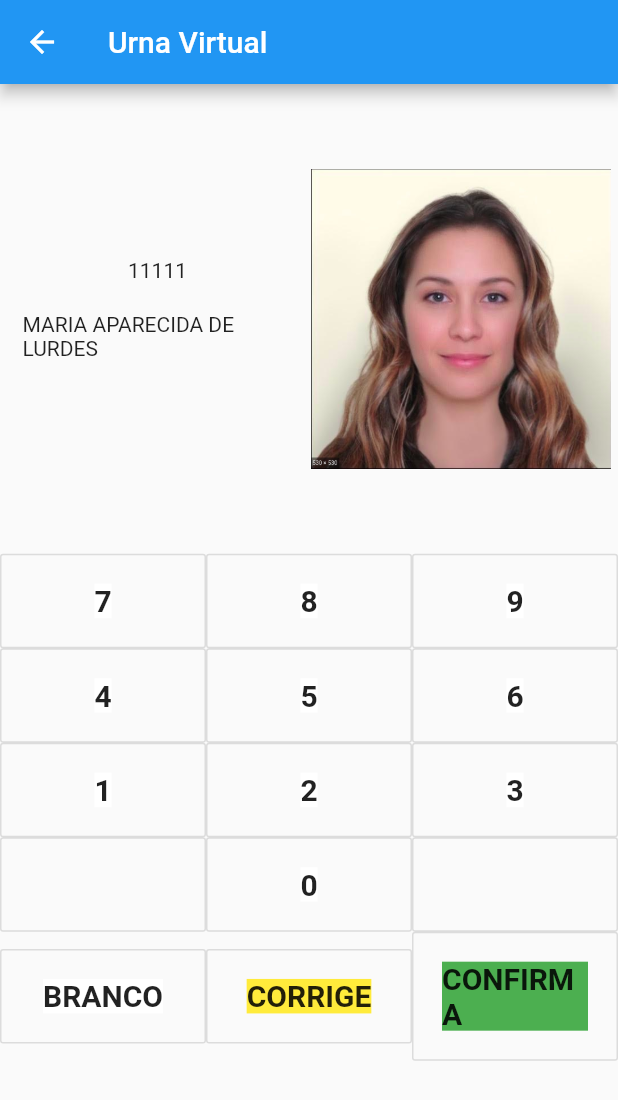
After one commit to mfkpfurlan/urna-mobile, a Flutter app: the VotePage screen opened directly, on a phone screen of 412 x 824 dp. The commit adds this screen. Shown: the top 1100 px of the screen. Run offline on Flutter 3.47's test engine with Material 2 defaults, Android fonts, the phone set to English and light mode, and no system bars; our stand-ins replace flutter_svg.

Commit message:
i fucked up

```diff
--- a/lib/screens/main/components/body.dart
+++ b/lib/screens/main/components/body.dart
@@ -1,6 +1,7 @@
 import 'package:flutter/material.dart';
 import 'package:urna_mobile/legacy/screens/login/login_screen.dart';
 import 'package:urna_mobile/screens/candidates/candidates.dart';
+import 'package:urna_mobile/screens/vote/vote.dart';
 
 class MenuBody extends StatelessWidget {
   @override
@@ -46,7 +47,7 @@ class MenuBody extends StatelessWidget {
                   Navigator.push(
                     context,
                     MaterialPageRoute(
-                      builder: (context) => LoginScreen()
+                      builder: (context) => VotePage()
                     )
                   );
                 },
--- /dev/null
+++ b/lib/screens/vote/components/display.dart
@@ -0,0 +1,45 @@
+import 'package:flutter/material.dart';
+
+class VoteDisplay extends StatefulWidget {
+  @override
+  _VoteDisplayState createState() => _VoteDisplayState();
+}
+
+class _VoteDisplayState extends State<VoteDisplay> {
+  @override
+  Widget build(BuildContext context) {
+    Size size = MediaQuery.of(context).size;
+
+    return Container(
+      padding: EdgeInsets.all(5),
+      width: size.width,
+      height: size.height * 0.38,
+      child: Row(
+        mainAxisAlignment: MainAxisAlignment.spaceBetween,
+        children: [
+          Container(
+            height: 100,
+            width: 200,
+            child: Column(
+              children: [
+                Padding(
+                  padding: EdgeInsets.all(10),
+                  child: Text('11111'),
+                ),
+                Padding(
+                  padding: EdgeInsets.all(10),
+                  child: Text('MARIA APARECIDA DE LURDES'),
+                ),
+              ],
+            ),
+          ),
+          Container(
+            height: 200,
+            width: 200,
+            child: Image.asset('assets/images/woman.png'),
+          ),
+        ],
+      ),
+    );
+  }
+}
--- /dev/null
+++ b/lib/screens/vote/components/keyboard.dart
@@ -0,0 +1,90 @@
+import 'package:flutter/material.dart';
+
+class VoteKeyboard extends StatefulWidget {
+  @override
+  _VoteKeyboardState createState() => _VoteKeyboardState();
+}
+
+class _VoteKeyboardState extends State<VoteKeyboard> {
+  Future<void> _showMyDialog() async {
+    return showDialog<void>(
+      context: context,
+      barrierDismissible: false,
+      builder: (BuildContext context) {
+        return AlertDialog(
+          title: Text('Votacao'),
+          content: SingleChildScrollView(
+            child: ListBody(
+              children: <Widget>[
+                Text('Voce entrou na tela de votacao'),
+                Text('Para prosseguir, clique em Prosseguir'),
+              ],
+            ),
+          ),
+          actions: <Widget>[
+            OutlineButton(
+              child: Text('Prosseguir'),
+              onPressed: () {
+                Navigator.of(context).pop();
+              },
+            ),
+          ],
+        );
+      },
+    );
+  }
+
+  @override
+  Widget build(BuildContext context) {
+    return Column(
+      children: [
+        new Row(children: [
+          buildButton("7", Colors.white),
+          buildButton("8", Colors.white),
+          buildButton("9", Colors.white),
+        ]),
+        new Row(children: [
+          buildButton("4", Colors.white),
+          buildButton("5", Colors.white),
+          buildButton("6", Colors.white),
+        ]),
+        new Row(children: [
+          buildButton("1", Colors.white),
+          buildButton("2", Colors.white),
+          buildButton("3", Colors.white),
+        ]),
+        new Row(children: [
+          buildButton("", Colors.white),
+          buildButton("0", Colors.white),
+          buildButton("", Colors.white),
+        ]),
+        new Row(children: [
+          buildButton("BRANCO", Colors.white),
+          buildButton("CORRIGE", Colors.yellow),
+          buildButton("CONFIRMA", Colors.green),
+        ]),
+      ],
+    );
+  }
+
+  Widget buildButton(String buttonText, Color color, {Function onpress}) {
+    return new Expanded(
+      child: new OutlineButton(
+        padding: new EdgeInsets.all(20),
+        child: Container(
+          decoration: BoxDecoration(
+            color: color,
+          ),
+          child: new Text(
+            buttonText,
+            style: TextStyle(
+              fontSize: 20,
+              fontWeight: FontWeight.bold,
+            ),
+          ),
+        ),
+        onPressed: () => {_showMyDialog()},
+      ),
+    );
+  }
+}
--- /dev/null
+++ b/lib/screens/vote/vote.dart
@@ -0,0 +1,29 @@
+import 'package:flutter/material.dart';
+import 'package:urna_mobile/screens/vote/components/display.dart';
+import 'package:urna_mobile/screens/vote/components/keyboard.dart';
+
+class VotePage extends StatefulWidget {
+  @override
+  _VotePageState createState() => _VotePageState();
+}
+
+class _VotePageState extends State<VotePage> {
+  @override
+  Widget build(BuildContext context) {
+    Size size = MediaQuery.of(context).size;
+
+    return Scaffold(
+      appBar: AppBar(title: Text('Urna Virtual')),
+      body: Container(
+        width: size.width,
+        height: size.height,
+        child: Column(
+          children: [
+            VoteDisplay(),
+            VoteKeyboard(),
+          ],
+        ),
+      ),
+    );
+  }
+}
```
Also changed, not shown: lib/mocks/candidato.dart (+17 -6 lines), lib/screens/details/components/body.dart (+28 -2 lines), lib/screens/details/components/header.dart (+29 -5 lines), lib/screens/details/components/socials.dart (+12 -0 lines), lib/screens/details/datails.dart (+14 -1 lines), lib/screens/main/components/header.dart (+16 -6 lines), lib/screens/chart/chart.dart (added), lib/screens/help/help.dart (added), lib/screens/login/login.dart (added).
